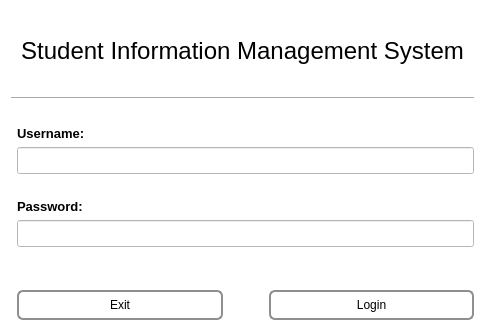
Old version of the form Form Files/loginView.ui in the repository alixabahena/SIMS.
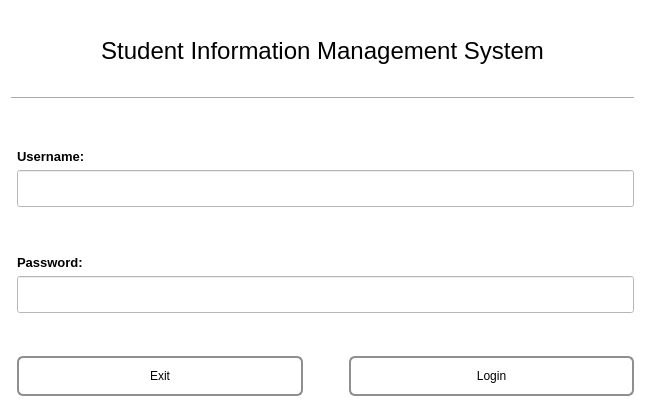
New version of the form. Icons and pictures are not drawn.

Commit message: Login view now has better proportions.

What changed in the file:
```diff
--- a/Form Files/loginView.ui
+++ b/Form Files/loginView.ui
@@ -6,8 +6,8 @@
    <rect>
     <x>0</x>
     <y>0</y>
-    <width>485</width>
-    <height>331</height>
+    <width>645</width>
+    <height>407</height>
    </rect>
   </property>
   <property name="sizePolicy">
@@ -220,7 +220,7 @@
             <property name="minimumSize">
              <size>
               <width>0</width>
-              <height>30</height>
+              <height>40</height>
              </size>
             </property>
             <property name="font">
@@ -294,7 +294,7 @@
             <property name="minimumSize">
              <size>
               <width>0</width>
-              <height>30</height>
+              <height>40</height>
              </size>
             </property>
             <property name="font">
```
Left out of the diff: 3 changed lines with no effect on the pictures. The commit also changes 1 other file.
